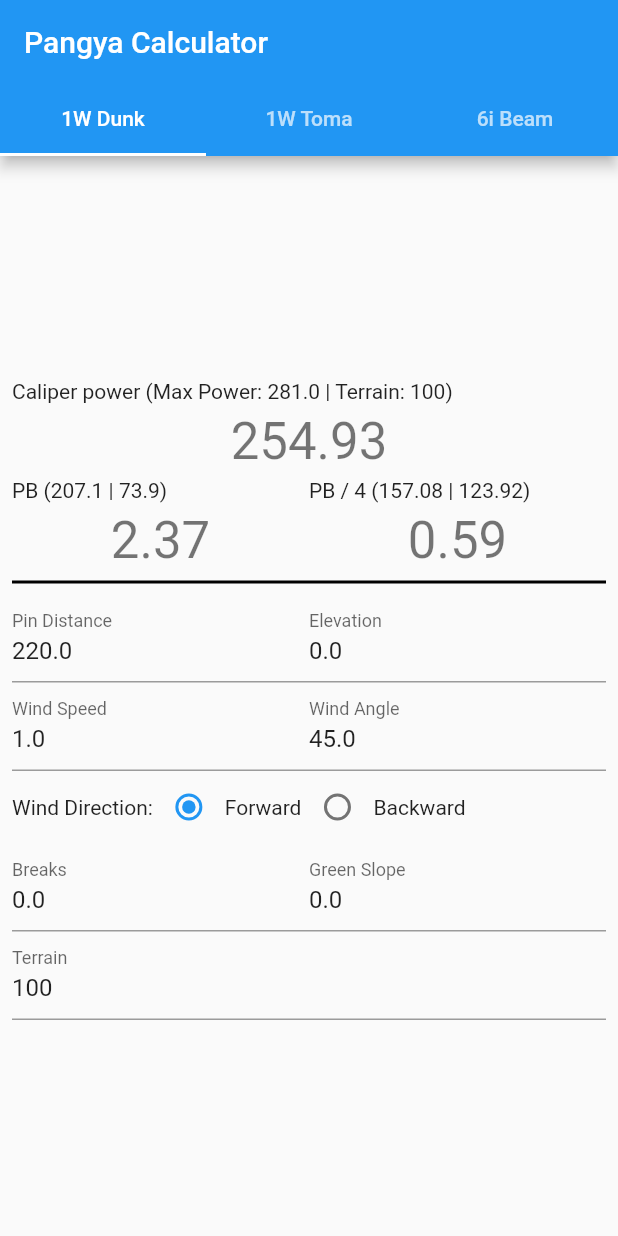
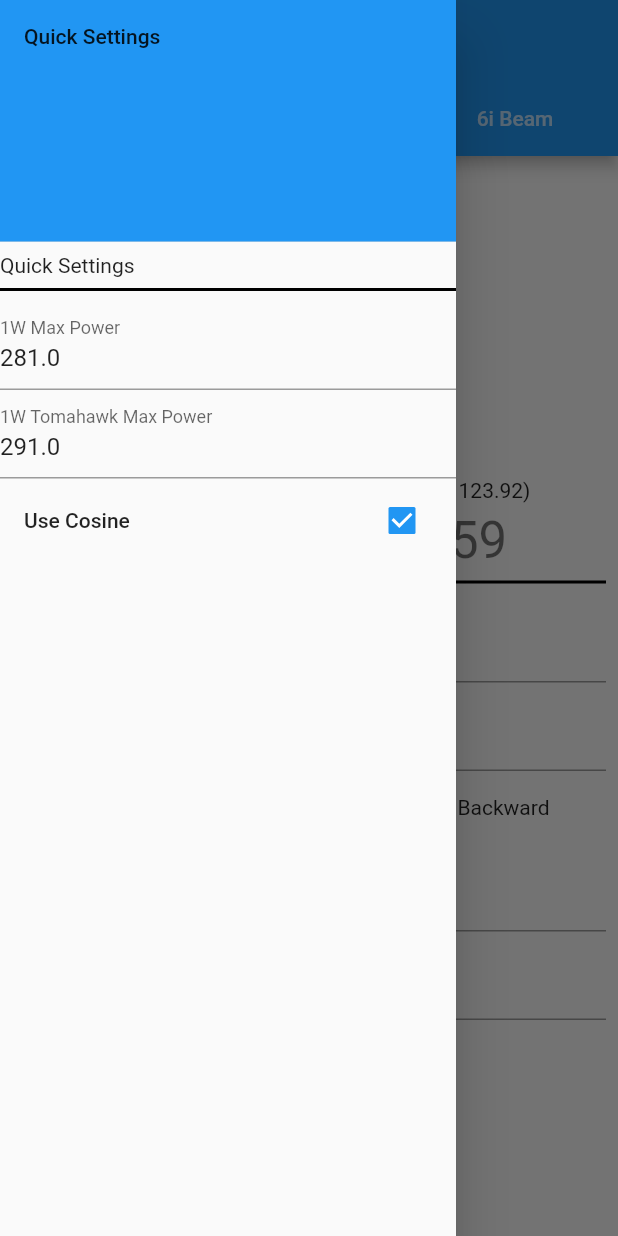
Before and after one commit to yongxb/pangya-calculator, a Flutter app: the screen it shows after launch, with the side drawer open (before the commit the screen has no drawer), on a phone screen of 412 x 824 dp. Run offline on Flutter 3.47's test engine with Material 2 defaults, Android fonts, the phone set to English and light mode, and no system bars; missing offline and left inert: dart:ffi.

Commit message:
Added drawer function with quick settings

```diff
--- a/lib/Screens/calculator1WDunk.dart
+++ b/lib/Screens/calculator1WDunk.dart
@@ -142,7 +142,7 @@ class _Calculator1WDunkFormState extends State<Calculator1WDunkForm> {
 
       if (appData.useCosine == false){
         windAngle = 90 - windAngle;
-      };
+      }
 
       double deltaH;
       double inf;
@@ -357,7 +357,7 @@ class _Calculator1WDunkFormState extends State<Calculator1WDunkForm> {
                           padding: const EdgeInsets.symmetric(
                             vertical: 5.0,
                           ),
-                          child: Text("Wind Direction:",textAlign: TextAlign.left,),
+                          child: Text("Wind Direction (${appData.angleFunction}):",textAlign: TextAlign.left,),
                         ),
                       ),
                       LabeledRadio(
--- a/lib/Screens/calculator1WToma.dart
+++ b/lib/Screens/calculator1WToma.dart
@@ -121,7 +121,7 @@ class _Calculator1WTomaFormState extends State<Calculator1WTomaForm> {
 
       if (appData.useCosine == false){
         windAngle = 90 - windAngle;
-      };
+      }
 
       double deltaH;
       double inf;
@@ -337,7 +337,7 @@ class _Calculator1WTomaFormState extends State<Calculator1WTomaForm> {
                           padding: const EdgeInsets.symmetric(
                             vertical: 5.0,
                           ),
-                          child: Text("Wind Direction:",textAlign: TextAlign.left,),
+                          child: Text("Wind Direction (${appData.angleFunction}):",textAlign: TextAlign.left,),
                         ),
                       ),
                       LabeledRadio(
--- a/lib/appConfig.dart
+++ b/lib/appConfig.dart
@@ -8,6 +8,7 @@ class AppData {
   double maxPower6i = 141;
 
   bool useCosine = true;
+  String angleFunction = 'Cosine';
 
   double pinDistance = 220;
   double elevation = 0;
--- /dev/null
+++ b/lib/drawer.dart
@@ -0,0 +1,90 @@
+import "package:flutter/material.dart";
+import "package:pangya_calculator/appConfig.dart";
+
+class drawerWidget extends StatefulWidget {
+  @override
+  _drawerWidgetState createState() => _drawerWidgetState();
+}
+
+class _drawerWidgetState extends State<drawerWidget> {
+  TextEditingController  _maxPower1WDunkController = TextEditingController();
+  TextEditingController  _maxPower1WTomahawkController = TextEditingController();
+
+  @override
+  void initState() {
+    _maxPower1WDunkController.text = appData.maxPower1WDunk.toString();
+    _maxPower1WTomahawkController.text = appData.maxPower1WTomahawk.toString();
+
+    return super.initState();
+  }
+
+  @override
+  void dispose() {
+    // Clean up the controller when the widget is disposed.
+    _maxPower1WDunkController.dispose();
+    _maxPower1WTomahawkController.dispose();
+    super.dispose();
+  }
+
+  @override
+  Widget build(BuildContext context) {
+    return Drawer(
+      // Add a ListView to the drawer. This ensures the user can scroll
+      // through the options in the drawer if there isn't enough vertical
+      // space to fit everything.
+      child: ListView(
+        // Important: Remove any padding from the ListView.
+        padding: EdgeInsets.zero,
+        children: <Widget>[
+          DrawerHeader(
+            child: Text('Quick Settings'),
+            decoration: BoxDecoration(
+              color: Colors.blue,
+            ),
+          ),
+          Text('Quick Settings'),
+          Divider(
+            color: Colors.black,
+            thickness: 2,
+          ),
+          TextFormField(
+            decoration: const InputDecoration(
+                labelText: '1W Max Power',
+                hintText: '280'
+            ),
+            keyboardType: TextInputType.number,
+            controller: _maxPower1WDunkController,
+            onChanged: (String value) {
+              appData.maxPower1WDunk = double.parse(value);
+            },
+          ),
+          TextFormField(
+            decoration: const InputDecoration(
+                labelText: '1W Tomahawk Max Power',
+                hintText: '290'
+            ),
+            keyboardType: TextInputType.number,
+            controller: _maxPower1WTomahawkController,
+            onChanged: (String value) {
+              appData.maxPower1WTomahawk = double.parse(value);
+            },
+          ),
+          CheckboxListTile(
+            title: const Text("Use Cosine"),
+            value: appData.useCosine,
+            onChanged: (bool value){
+              setState(() {
+                appData.useCosine = !appData.useCosine;
+                if(appData.useCosine == false){
+                  appData.angleFunction = 'Sine';
+                } else {
+                  appData.angleFunction = 'Cosine';
+                }
+              });
+            },
+          )
+        ],
+      ),
+    );
+  }
+}
--- a/lib/main.dart
+++ b/lib/main.dart
@@ -4,6 +4,7 @@ import 'package:flutter/material.dart';
 import 'package:pangya_calculator/Screens/calculator1WDunk.dart';
 import 'package:pangya_calculator/Screens/calculator6i.dart';
 import 'package:pangya_calculator/Screens/calculator1WToma.dart';
+import 'package:pangya_calculator/drawer.dart';
 
 void main() {
   runApp(MyApp());
@@ -41,6 +42,7 @@ class tabBar extends StatelessWidget {
             tabs: myTabs,
           ),
         ),
+        drawer: drawerWidget(),
         body: TabBarView(
           children: [
             Calculator1WDunkForm(),
```
